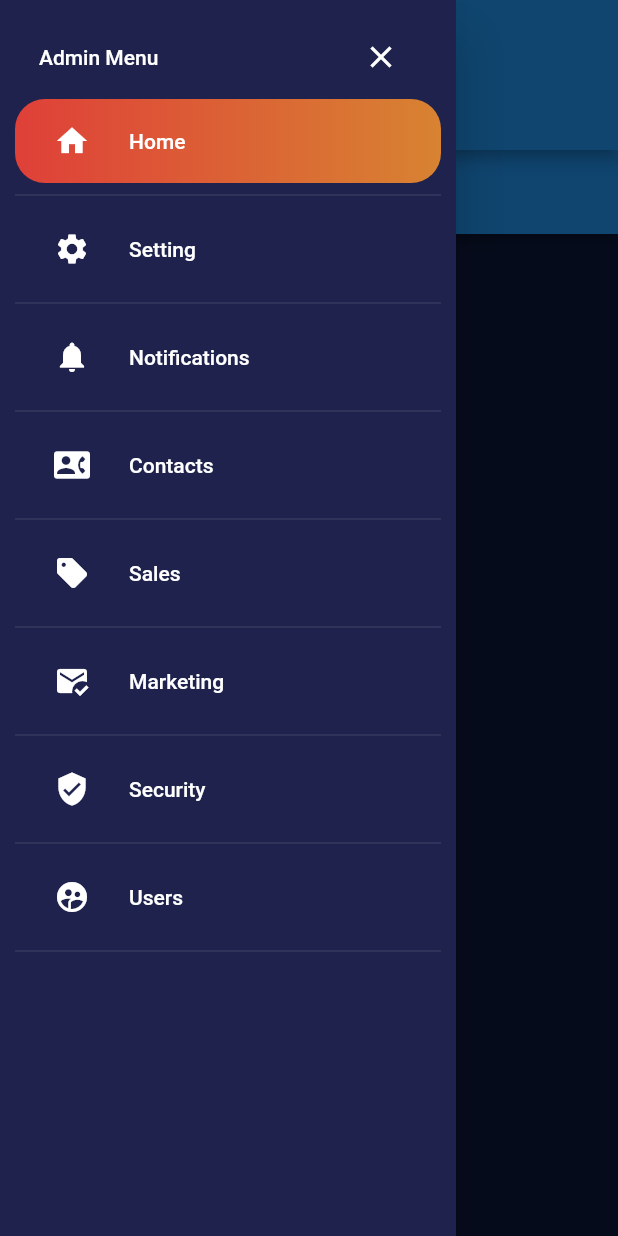
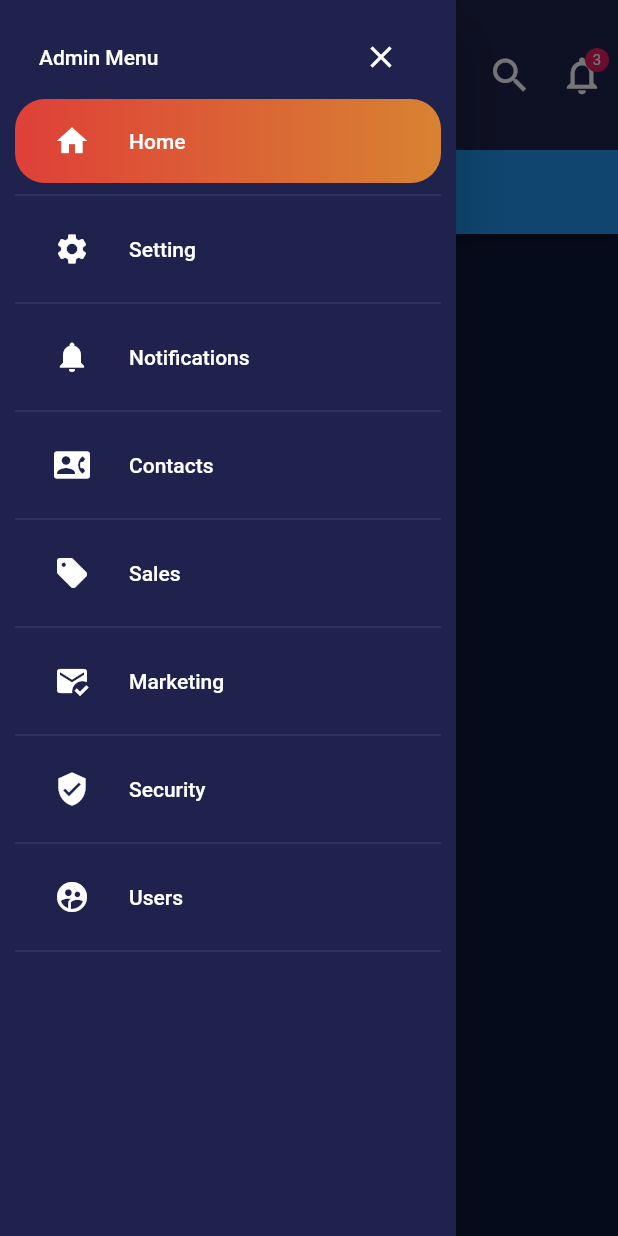
Before and after one commit to Alejandro-HUB/Aloz, a Flutter app: the screen it shows after launch, with the side drawer open, on a phone screen of 412 x 824 dp. Run offline on Flutter 3.47's test engine with Material 2 defaults, Android fonts, the phone set to English and light mode, and no system bars.

Commit message:
Finished app bar

```diff
--- a/lib/responsive_layout.dart
+++ b/lib/responsive_layout.dart
@@ -43,7 +43,6 @@ static bool isLargeTablet(BuildContext context)=>
     MediaQuery.of(context).size.width >= tabletLimit;
 
 //Computer Displays
-//Large Tablet Displays
 static bool isComputer(BuildContext context)=>
     MediaQuery.of(context).size.width >= largeTabletLimit;
 
--- a/lib/widget_tree.dart
+++ b/lib/widget_tree.dart
@@ -1,4 +1,5 @@
 import 'package:flutter/material.dart';
+import 'package:projectcrm/app_bar/app_bar_widget.dart';
 import 'package:projectcrm/panel_center/panel_center_page.dart';
 import 'package:projectcrm/panel_left/panel_left_page.dart';
 import 'package:projectcrm/panel_right/panel_right_page.dart';
@@ -16,7 +17,9 @@ class _WidgetTreeState extends State<WidgetTree> {
     return Scaffold(
       appBar: PreferredSize(
         child: (ResponsiveLayout.istinyLimit(context) ||
-            ResponsiveLayout.isTinyHeightLimit(context) ? Container() : AppBar()),
+            ResponsiveLayout.isTinyHeightLimit(context)
+            ? Container()
+            : AppBarWidget()),
         preferredSize: Size(double.infinity, 100),
         ),
         body: ResponsiveLayout(
--- a/pubspec.yaml
+++ b/pubspec.yaml
@@ -58,8 +58,8 @@ flutter:
   uses-material-design: true
 
   # To add assets to your application, add an assets section, like this:
-  # assets:
-  #   - images/a_dot_burr.jpeg
+  assets:
+    - images/
   #   - images/a_dot_ham.jpeg
 
   # An image asset can refer to one or more resolution-specific "variants", see
```
Also changed, not shown: images/mapp.png (renamed from lib/images/mapp.png), images/profile.png (renamed from lib/images/profile.png).
